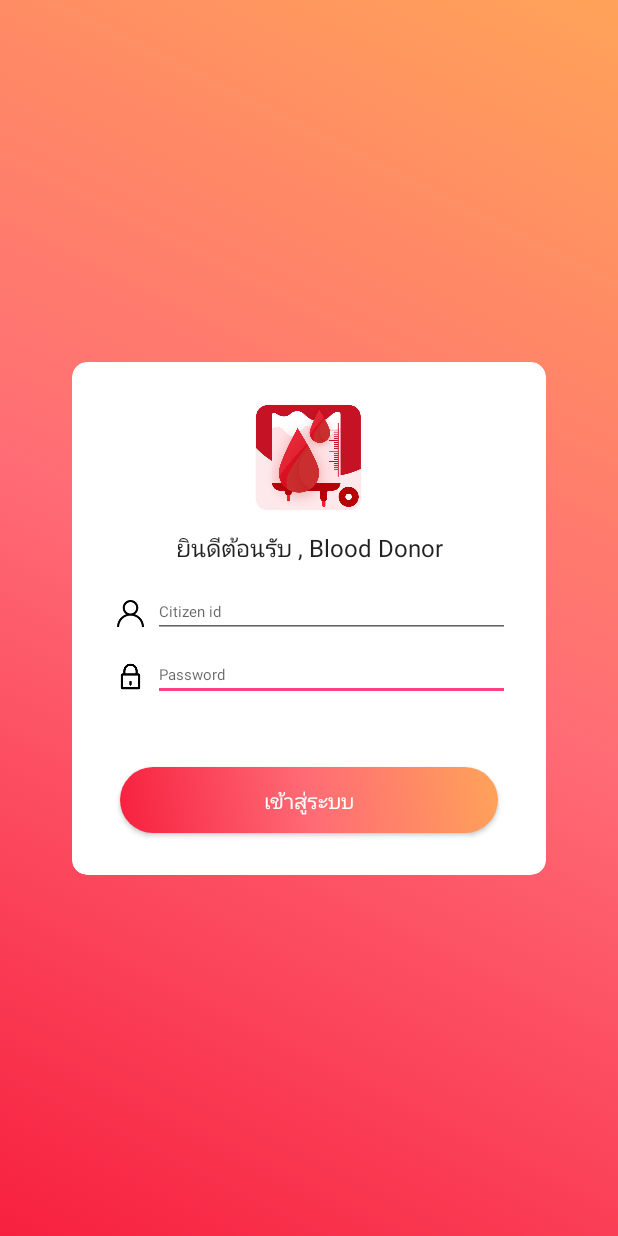
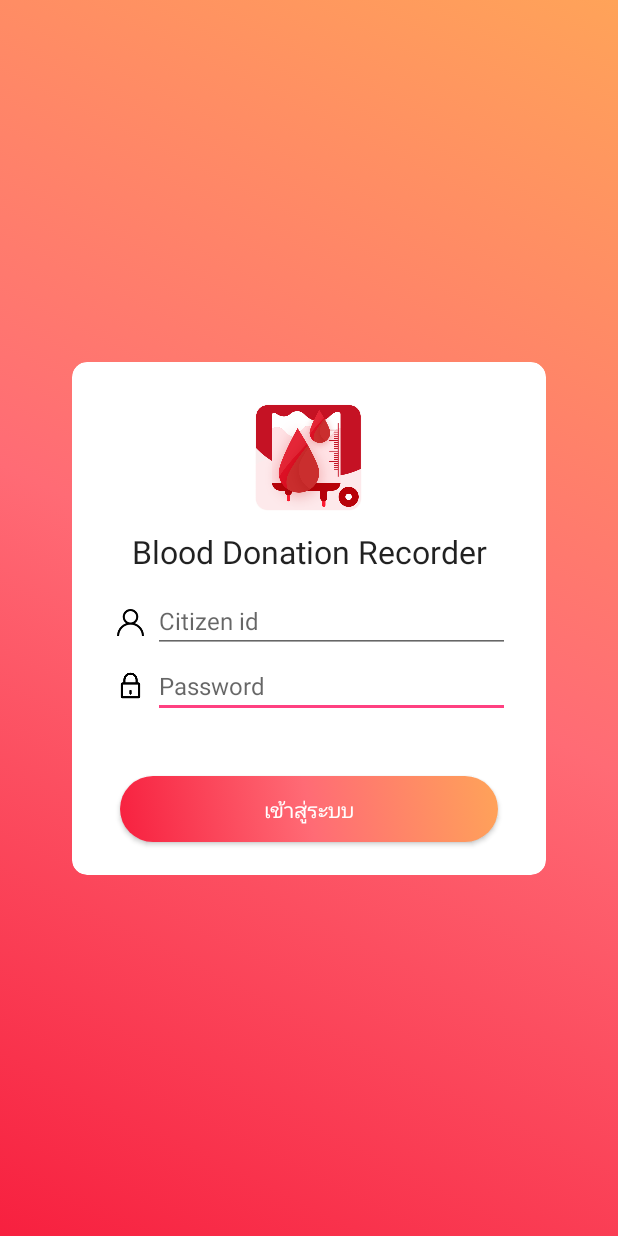
Before and after one commit to Skydddoogg/Blood-Donation-Process-Assistance-System, an Android app: the screen it shows after launch (MainActivity), after a tap on "เข้าสู่ระบบ", on a phone screen of 412 x 824 dp. Run offline under Robolectric (Android 15) with nearby library versions, the phone set to English and light mode, and no system bars; our stand-ins replace Firebase (no records; nobody signed in at launch, a user with empty details on screens opened directly); Roboto replaces fonts that are not available here.

Commit message:
Increase font size in files and fix login crash

```diff
--- a/MoblieApplication/BloodDonorFrontend/app/src/main/java/com/nawinc27/mac/blooddonorfrontend/LoginFragment.java
+++ b/MoblieApplication/BloodDonorFrontend/app/src/main/java/com/nawinc27/mac/blooddonorfrontend/LoginFragment.java
@@ -21,6 +21,7 @@ import com.google.firebase.database.ValueEventListener;
 import com.nawinc27.mac.blooddonorfrontend.utility.Extensions;
 import com.nawinc27.mac.blooddonorfrontend.utility.SessionManager;
 
+import org.apache.commons.codec.binary.Hex;
 import org.apache.commons.codec.digest.DigestUtils;
 
 public class LoginFragment extends Fragment {
@@ -64,7 +65,8 @@ public class LoginFragment extends Fragment {
                         .findViewById(R.id.login_password))
                         .getText()
                         .toString();
-                hashedPassword = DigestUtils.sha1Hex(password);
+//                hashedPassword = DigestUtils.sha1Hex(password);
+                hashedPassword = new String(Hex.encodeHex(DigestUtils.sha(password)));
                 login();
             }
         });
--- a/MoblieApplication/BloodDonorFrontend/app/src/main/res/layout/fragment_login.xml
+++ b/MoblieApplication/BloodDonorFrontend/app/src/main/res/layout/fragment_login.xml
@@ -55,9 +55,9 @@
         android:layout_marginRight="24dp"
         android:layout_marginStart="24dp"
         android:layout_marginTop="8dp"
-        android:text="ยินดีต้อนรับ , Blood Donor"
+        android:text="Blood Donation Recorder"
         android:textAppearance="@style/TextAppearance.AppCompat.Light.SearchResult.Subtitle"
-        android:textSize="16sp"
+        android:textSize="21sp"
         app:fontFamily="@font/prompt_medium"
         app:layout_constraintEnd_toEndOf="@+id/cardView"
         app:layout_constraintStart_toStartOf="@+id/cardView"
@@ -107,13 +107,13 @@
     <EditText
         android:id="@+id/login_password"
         android:layout_width="0dp"
-        android:layout_height="32dp"
+        android:layout_height="40dp"
         android:layout_marginBottom="8dp"
         android:ems="10"
         android:hint="Password"
         android:inputType="textPassword"
         android:singleLine="true"
-        android:textSize="10sp"
+        android:textSize="16sp"
         android:typeface="normal"
         app:layout_constraintBottom_toBottomOf="@+id/imageView"
         app:layout_constraintEnd_toEndOf="@+id/login_id_number"
@@ -122,16 +122,17 @@
         app:layout_constraintVertical_bias="0.318" />
 
     <EditText
+        android:maxLength="13"
         android:id="@+id/login_id_number"
         android:layout_width="0dp"
-        android:layout_height="32dp"
+        android:layout_height="40dp"
         android:layout_marginEnd="24dp"
         android:layout_marginRight="24dp"
         android:ems="10"
         android:hint="Citizen id"
-        android:inputType="textPersonName"
+        android:inputType="number"
         android:singleLine="true"
-        android:textSize="10sp"
+        android:textSize="16sp"
         android:typeface="normal"
         app:layout_constraintBottom_toBottomOf="@+id/imageView3"
         app:layout_constraintEnd_toEndOf="@+id/cardView"
--- a/MoblieApplication/BloodDonorFrontend/app/src/main/res/layout/fragment_main.xml
+++ b/MoblieApplication/BloodDonorFrontend/app/src/main/res/layout/fragment_main.xml
@@ -89,7 +89,7 @@
             android:layout_height="wrap_content"
             android:layout_marginLeft="8dp"
             android:layout_marginStart="8dp"
-            android:text="Blood Donor"
+            android:text="Blood Donation Recorder"
             android:textColor="@android:color/white"
             android:textSize="18sp"
             app:fontFamily="@font/prompt_medium"
```
Also changed, not shown: MoblieApplication/BloodDonorFrontend/app/src/main/res/layout/list_item_history.xml (+8 -8 lines).
